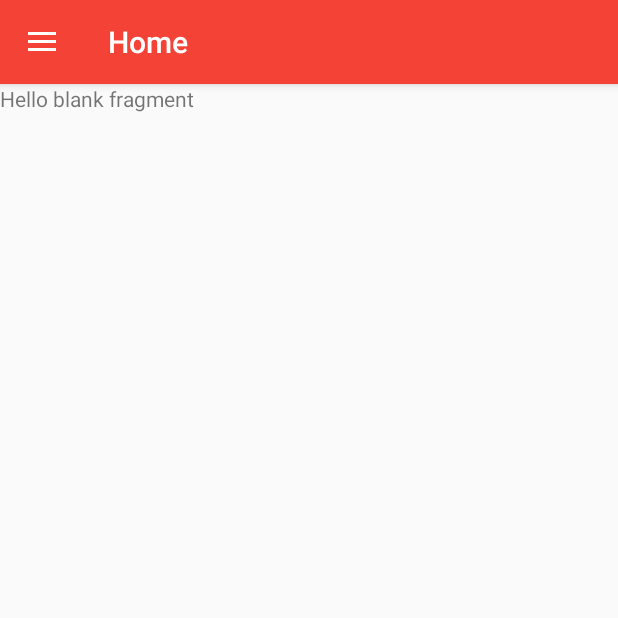
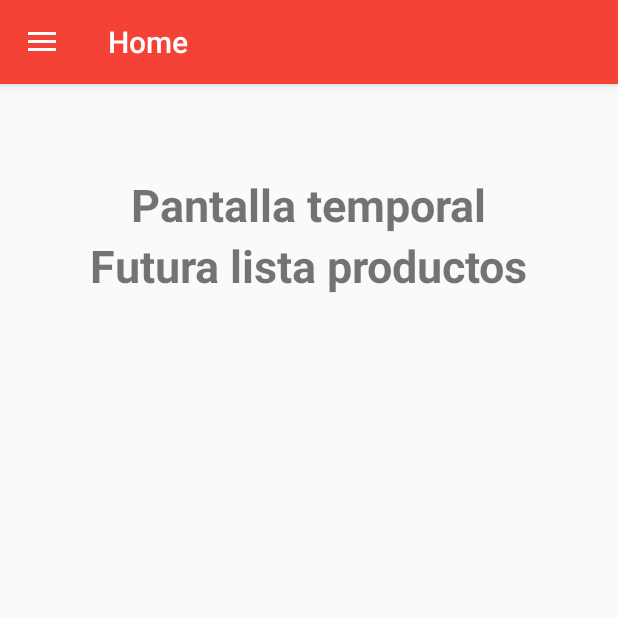
Before and after one commit to MarcSolde/WallaCHANGE, an Android app: the MainActivity screen opened directly, with no data from a screen before it, on a phone screen of 412 x 824 dp, the top half of it. Run offline under Robolectric (Android 15) with nearby library versions, the light colour scheme and no system bars; 1 statement that could not run was skipped.

Commit message:
modificaciones menores
modificaciones menores

```diff
--- a/app/src/main/java/edu/upc/pes/wallachange/HomeFragment.java
+++ b/app/src/main/java/edu/upc/pes/wallachange/HomeFragment.java
@@ -4,7 +4,6 @@ package edu.upc.pes.wallachange;
 import android.content.pm.ActivityInfo;
 import android.os.Bundle;
 import android.app.Fragment;
-import android.util.Log;
 import android.view.LayoutInflater;
 import android.view.View;
 import android.view.ViewGroup;
@@ -20,7 +19,6 @@ public class HomeFragment extends Fragment {
         myActivity = (MainActivity) getActivity();
         myActivity.setTitle(R.string.navigationHome_eng);
         myActivity.setRequestedOrientation(ActivityInfo.SCREEN_ORIENTATION_PORTRAIT);
-        Log.i("HOME","Create ok");
         return view;
     }
 }
--- a/app/src/main/java/edu/upc/pes/wallachange/MainActivity.java
+++ b/app/src/main/java/edu/upc/pes/wallachange/MainActivity.java
@@ -99,5 +99,4 @@ public class MainActivity extends AppCompatActivity implements NavigationView.On
         myDrawer.closeDrawer(GravityCompat.START);
         return true;
     }
-
 }
--- a/app/src/main/res/layout/fragment_home.xml
+++ b/app/src/main/res/layout/fragment_home.xml
@@ -3,11 +3,23 @@
     android:layout_width="match_parent"
     android:layout_height="match_parent"
     tools:context="edu.upc.pes.wallachange.HomeFragment">
-
-    <!-- TODO: Update blank fragment layout -->
-    <TextView
+    <LinearLayout
         android:layout_width="match_parent"
-        android:layout_height="match_parent"
-        android:text="@string/hello_blank_fragment" />
+        android:layout_height="wrap_content"
+        android:gravity="center"
+        android:layout_centerInParent="true"
+        android:orientation="vertical"
+        android:layout_marginTop="60dp">
+        <TextView
+            android:layout_width="wrap_content"
+            android:layout_height="wrap_content"
+            android:text="Pantalla temporal"
+            android:textSize="30sp" android:textStyle="bold"/>
+        <TextView
+            android:layout_width="wrap_content"
+            android:layout_height="wrap_content"
+            android:text="Futura lista productos"
+            android:textSize="30sp" android:textStyle="bold"/>
+    </LinearLayout>
 
 </FrameLayout>
--- a/app/src/main/res/menu/drawer_activity_main_navigation.xml
+++ b/app/src/main/res/menu/drawer_activity_main_navigation.xml
@@ -7,13 +7,13 @@
             android:id="@+id/navigationMain"
             android:title="@string/navigationHome_eng" />
         <item
-            android:id="@+id/navigationLogout"
-            android:title="@string/navigationLogout_eng" />
-        <item
             android:id="@+id/navigationNewItem"
             android:title="@string/navigationNewItem_eng" />
         <item
             android:id="@+id/navigationProfile"
             android:title="@string/navigationProfile_eng" />
+        <item
+            android:id="@+id/navigationLogout"
+            android:title="@string/navigationLogout_eng" />
     </group>
 </menu>
--- a/app/src/main/res/values/strings.xml
+++ b/app/src/main/res/values/strings.xml
@@ -13,6 +13,7 @@
     <string name="lenguage_esp">esp</string>
 
     <!-- NAVIGATION DRAWER -->
+
     <string name="navigationHome_eng">Home</string>
     <string name="navigationNewItem_eng">New Item</string>
     <string name="navigationProfile_eng">Profile</string>
@@ -33,5 +34,8 @@
 
     <!-- MAIN ACTIVITY -->
 
+    <!-- HOME FRAGMENT -->
+
+    <string name="homeWelcome_eng">Welcome</string>
 
 </resources>
```
Also changed, not shown: app/src/main/java/edu/upc/pes/wallachange/LoginActivity.java (+1 -7 lines), app/src/main/java/edu/upc/pes/wallachange/Twitter/CallbackTwitter.java (deleted, +0 -59 lines).
